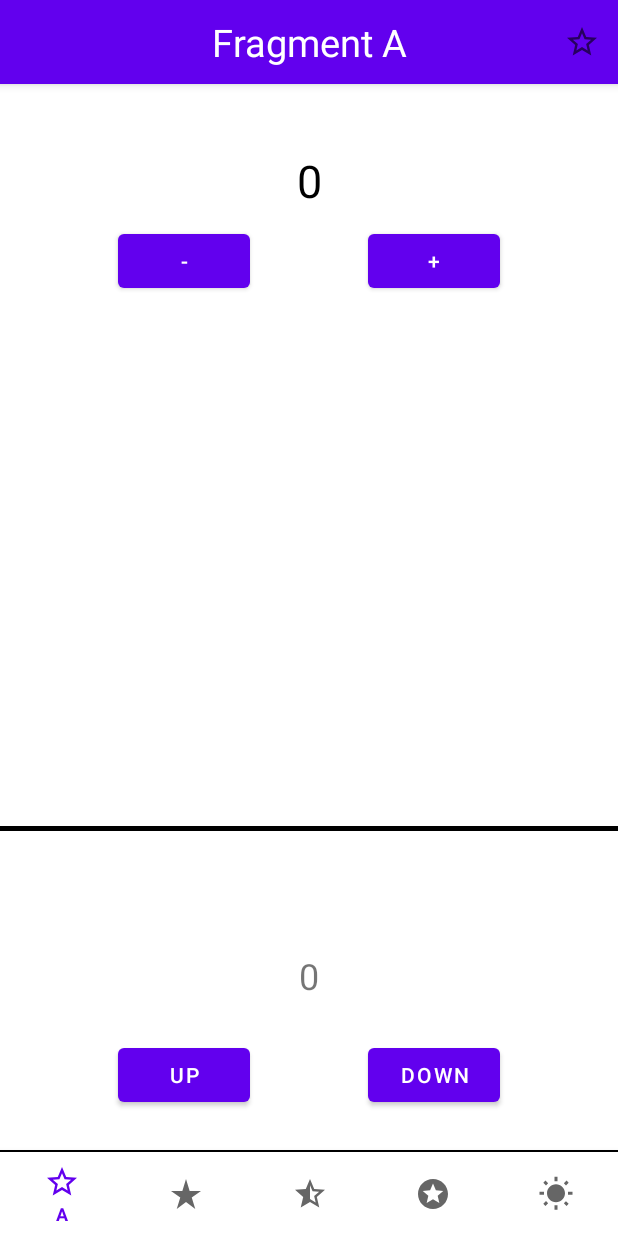
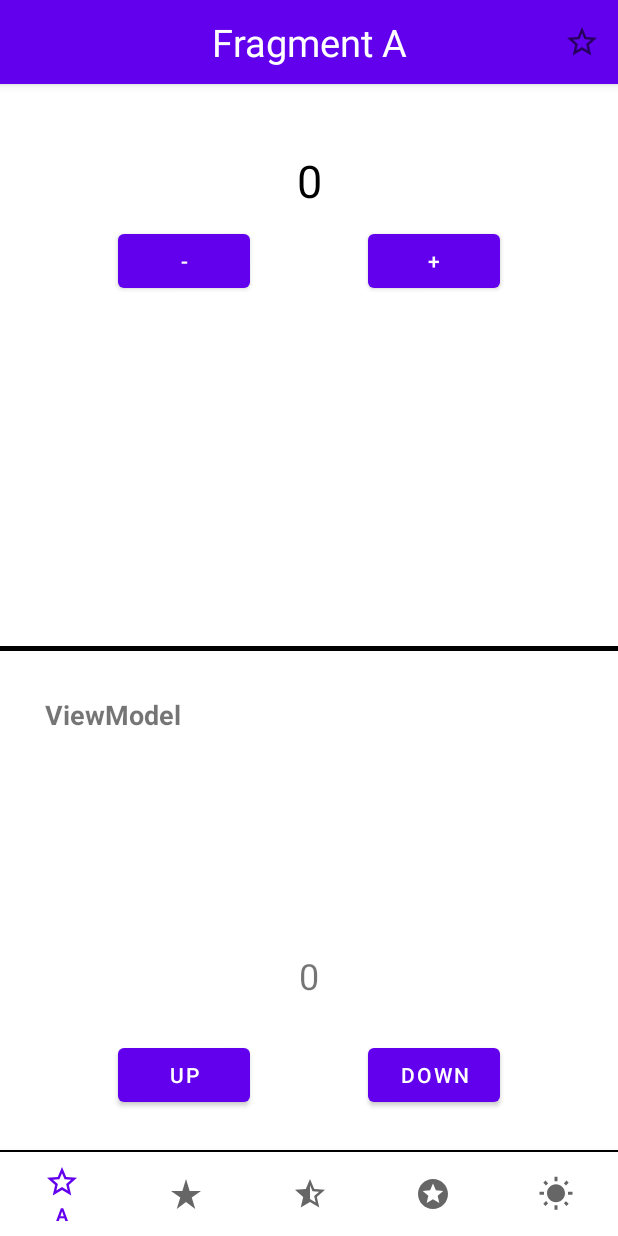
Before and after one commit to HYUNJUNEPARK/MVVM-Repository, an Android app: the screen it shows after launch (MainActivity), on a phone screen of 412 x 824 dp. Run offline under Robolectric (Android 15) with nearby library versions, the phone set to English and light mode, and no system bars; our stand-ins replace data binding.

Commit message:
modified codes of viewpager2 bottom navigation

```diff
--- a/ViewPager2/app/src/main/java/com/example/viewpager2_bottomnavigation/activitiy/MainActivity.kt
+++ b/ViewPager2/app/src/main/java/com/example/viewpager2_bottomnavigation/activitiy/MainActivity.kt
@@ -6,6 +6,7 @@ import android.view.MenuInflater
 import android.view.MenuItem
 import android.widget.Toast
 import androidx.appcompat.app.AppCompatActivity
+import androidx.databinding.DataBindingUtil
 import androidx.viewpager2.widget.ViewPager2
 import com.example.viewpager2_bottomnavigation.R
 import com.example.viewpager2_bottomnavigation.adapter.FragmentAdapter
@@ -13,14 +14,14 @@ import com.example.viewpager2_bottomnavigation.databinding.ActivityMainBinding
 import com.example.viewpager2_bottomnavigation.fragments.*
 
 class MainActivity : AppCompatActivity() {
-    private val binding by lazy { ActivityMainBinding.inflate(layoutInflater) }
+    private lateinit var binding: ActivityMainBinding
     companion object {
         const val TAG = "testLog"
     }
 
     override fun onCreate(savedInstanceState: Bundle?) {
         super.onCreate(savedInstanceState)
-        setContentView(binding.root)
+        binding = DataBindingUtil.setContentView(this, R.layout.activity_main)
         setSupportActionBar(binding.toolBar)
         supportActionBar?.setDisplayShowTitleEnabled(false)
 
@@ -56,11 +57,8 @@ class MainActivity : AppCompatActivity() {
 //fragment
     private fun initFragment() {
         val fragmentList = listOf(
-            FragmentA(),
-            FragmentB(),
-            FragmentC(),
-            FragmentD(),
-            FragmentE()
+            FragmentA(), FragmentB(), FragmentC(),
+            FragmentD(), FragmentE()
         )
         val adapter = FragmentAdapter(this)
         adapter.fragmentList = fragmentList
@@ -69,11 +67,8 @@ class MainActivity : AppCompatActivity() {
 
     private fun initLinkBottomNaviWithViewPager2() {
         val toolBarTitleList = listOf(
-            getString(R.string.fragment_a),
-            getString(R.string.fragment_b),
-            getString(R.string.fragment_c),
-            getString(R.string.fragment_d),
-            getString(R.string.fragment_e)
+            getString(R.string.fragment_a), getString(R.string.fragment_b), getString(R.string.fragment_c),
+            getString(R.string.fragment_d), getString(R.string.fragment_e)
         )
         binding.bottomNavigation.setOnItemSelectedListener { menuItem ->
             when(menuItem.itemId) {
--- a/ViewPager2/app/src/main/java/com/example/viewpager2_bottomnavigation/adapter/RecyclerAdapterE.kt
+++ b/ViewPager2/app/src/main/java/com/example/viewpager2_bottomnavigation/adapter/RecyclerAdapterE.kt
@@ -12,7 +12,7 @@ class RecyclerAdapterE(private val itemList: MutableList<String>) : RecyclerView
         return MyHolder(binding)
     }
 
-    inner class MyHolder(private val _binding: ItemFragmentEBinding) : RecyclerView.ViewHolder(_binding.root) {
+    inner class MyHolder(_binding: ItemFragmentEBinding) : RecyclerView.ViewHolder(_binding.root) {
         val binding = _binding
     }
 
--- /dev/null
+++ b/ViewPager2/app/src/main/java/com/example/viewpager2_bottomnavigation/fragments/BaseFragment.kt
@@ -0,0 +1,38 @@
+package com.june.musicstreaming.fragment
+
+import android.os.Bundle
+import android.util.Log
+import android.view.LayoutInflater
+import android.view.View
+import android.view.ViewGroup
+import androidx.annotation.LayoutRes
+import androidx.databinding.DataBindingUtil
+import androidx.databinding.ViewDataBinding
+import androidx.fragment.app.Fragment
+import com.example.viewpager2_bottomnavigation.activitiy.MainActivity.Companion.TAG
+
+abstract class BaseFragment<T: ViewDataBinding>(@LayoutRes private val layoutId: Int): Fragment() {
+    private var _binding: T? = null
+    protected val binding
+        get() = _binding!!
+
+    override fun onCreateView(inflater: LayoutInflater, container: ViewGroup?,savedInstanceState: Bundle?): View? {
+        _binding = DataBindingUtil.inflate(inflater, layoutId, container, false)
+        Log.d(TAG, "onCreateView: $binding")
+        return binding.root
+    }
+
+    override fun onViewCreated(view: View, savedInstanceState: Bundle?) {
+        super.onViewCreated(view, savedInstanceState)
+
+        initView()
+    }
+
+    override fun onDestroy() {
+        super.onDestroy()
+        Log.d(TAG, "onDestroy:  $binding")
+        _binding = null
+    }
+
+    protected open fun initView() { }
+}
--- a/ViewPager2/app/src/main/java/com/example/viewpager2_bottomnavigation/fragments/FragmentA.kt
+++ b/ViewPager2/app/src/main/java/com/example/viewpager2_bottomnavigation/fragments/FragmentA.kt
@@ -1,52 +1,33 @@
 package com.example.viewpager2_bottomnavigation.fragments
 
-import android.os.Bundle
-import android.util.Log
-import android.view.LayoutInflater
-import android.view.View
-import android.view.ViewGroup
-import androidx.fragment.app.Fragment
 import androidx.fragment.app.viewModels
-import com.example.viewpager2_bottomnavigation.activitiy.MainActivity.Companion.TAG
+import com.example.viewpager2_bottomnavigation.R
 import com.example.viewpager2_bottomnavigation.databinding.FragmentABinding
 import com.example.viewpager2_bottomnavigation.viewmodel.ViewModelA
+import com.june.musicstreaming.fragment.BaseFragment
 
-class FragmentA : Fragment() {
-    private var binding: FragmentABinding? = null
-    private val viewModel: ViewModelA by viewModels()
+class FragmentA : BaseFragment<FragmentABinding>(R.layout.fragment_a) {
+    private val viewModelA: ViewModelA by viewModels()
 
-    override fun onCreateView(inflater: LayoutInflater, container: ViewGroup?, savedInstanceState: Bundle?): View? {
-        val fragmentBinding = FragmentABinding.inflate(inflater, container, false)
-        binding = fragmentBinding
-        return fragmentBinding.root
-    }
+    override fun initView() {
+        super.initView()
 
-    override fun onViewCreated(view: View, savedInstanceState: Bundle?) {
-        super.onViewCreated(view, savedInstanceState)
-        Log.d(TAG, ">>>>>onCreateView: FragmentA")
-
-        binding?.lifecycleOwner = viewLifecycleOwner
-        binding?.viewModel = viewModel
+        binding.lifecycleOwner = viewLifecycleOwner
+        binding.viewModelA = viewModelA
 
         initComponents()
     }
 
-    override fun onDestroy() {
-        super.onDestroy()
-        Log.d(TAG, "onDestroy: FragmentA")
-        binding = null
-    }
-
-//Fragment Lifecycle 확인용
+//ViewModel 이 관리하고 있지 않음(Fragment Lifecycle 확인용)
     private fun initComponents() {
-        var currentValue = binding?.checkTextView?.text.toString().toInt()
-        binding?.checkPlusButton?.setOnClickListener {
+        var currentValue = binding.checkTextView.text.toString().toInt()
+        binding.checkPlusButton.setOnClickListener {
             currentValue += 1
-            binding?.checkTextView?.text = currentValue.toString()
+            binding.checkTextView.text = currentValue.toString()
         }
-        binding?.checkMinusButton?.setOnClickListener {
+        binding.checkMinusButton.setOnClickListener {
             currentValue -= 1
-            binding?.checkTextView?.text = currentValue.toString()
+            binding.checkTextView.text = currentValue.toString()
         }
     }
 }
--- a/ViewPager2/app/src/main/java/com/example/viewpager2_bottomnavigation/viewmodel/ViewModelA.kt
+++ b/ViewPager2/app/src/main/java/com/example/viewpager2_bottomnavigation/viewmodel/ViewModelA.kt
@@ -4,10 +4,8 @@ import androidx.lifecycle.LiveData
 import androidx.lifecycle.MutableLiveData
 import androidx.lifecycle.ViewModel
 
-
 class ViewModelA: ViewModel() {
     private val _currentValue = MutableLiveData<Int>()
-    private val _copyValue = MutableLiveData<Int>()
 
     val currentValue : LiveData<Int>
         get() = _currentValue
--- a/ViewPager2/app/src/main/java/com/example/viewpager2_bottomnavigation/viewmodel/ViewModelE.kt
+++ b/ViewPager2/app/src/main/java/com/example/viewpager2_bottomnavigation/viewmodel/ViewModelE.kt
@@ -5,11 +5,12 @@ import androidx.lifecycle.MutableLiveData
 import androidx.lifecycle.ViewModel
 
 class ViewModelE: ViewModel() {
+    //ItemListSize Observe and then notifyDataSetChanged()
     private val _currentItemListSize = MutableLiveData<Int>()
     val currentItemListSize: LiveData<Int>
         get() = _currentItemListSize
 
-    private var _itemList: MutableList<String> = mutableListOf<String>()
+    private var _itemList = mutableListOf<String>()
     val itemList: MutableList<String>
         get() = _itemList
 
--- a/ViewPager2/app/src/main/res/layout/fragment_a.xml
+++ b/ViewPager2/app/src/main/res/layout/fragment_a.xml
@@ -6,7 +6,7 @@
 
     <data>
         <variable
-            name="viewModel"
+            name="viewModelA"
             type="com.example.viewpager2_bottomnavigation.viewmodel.ViewModelA" />
     </data>
 
@@ -48,29 +48,39 @@
             android:id="@+id/div"
             android:layout_width="0dp"
             android:layout_height="3dp"
-            android:layout_marginBottom="80dp"
+            android:layout_marginBottom="200dp"
             android:background="@color/black"
             app:layout_constraintBottom_toTopOf="@id/currentNumberText"
             app:layout_constraintEnd_toEndOf="parent"
             app:layout_constraintStart_toStartOf="parent" />
 
         <TextView
+            android:layout_width="wrap_content"
+            android:layout_height="wrap_content"
+            android:layout_margin="30dp"
+            android:text="ViewModel"
+            android:textSize="18sp"
+            android:textStyle="bold"
+            app:layout_constraintStart_toStartOf="parent"
+            app:layout_constraintTop_toBottomOf="@id/div" />
+
+        <TextView
             android:id="@+id/currentNumberText"
             android:layout_width="wrap_content"
             android:layout_height="wrap_content"
-            android:text="@{Integer.toString(viewModel.currentValue)}"
+            android:layout_marginBottom="100dp"
+            android:text="@{Integer.toString(viewModelA.currentValue)}"
             android:textSize="24sp"
             app:layout_constraintBottom_toBottomOf="parent"
             app:layout_constraintEnd_toEndOf="parent"
             app:layout_constraintStart_toStartOf="parent"
-            android:layout_marginBottom="100dp"
             tools:text="0" />
 
         <Button
             android:id="@+id/plusButton"
             android:layout_width="wrap_content"
             android:layout_height="wrap_content"
-            android:onClick="@{() -> viewModel.updateValue(1)}"
+            android:onClick="@{() -> viewModelA.updateValue(1)}"
             android:text="UP"
             app:layout_constraintBottom_toBottomOf="parent"
             app:layout_constraintEnd_toStartOf="@id/minusButton"
@@ -81,7 +91,7 @@
             android:id="@+id/minusButton"
             android:layout_width="wrap_content"
             android:layout_height="wrap_content"
-            android:onClick="@{() -> viewModel.updateValue(2)}"
+            android:onClick="@{() -> viewModelA.updateValue(2)}"
             android:text="Down"
             app:layout_constraintBottom_toBottomOf="@id/plusButton"
             app:layout_constraintEnd_toEndOf="parent"
--- a/ViewPager2/app/src/main/res/layout/fragment_e.xml
+++ b/ViewPager2/app/src/main/res/layout/fragment_e.xml
@@ -7,7 +7,7 @@
     <data>
 
         <variable
-            name="viewModel"
+            name="viewModelE"
             type="com.example.viewpager2_bottomnavigation.viewmodel.ViewModelE" />
 
         <variable
@@ -46,7 +46,7 @@
                 android:id="@+id/minusButton"
                 android:layout_width="wrap_content"
                 android:layout_height="wrap_content"
-                android:onClick="@{() -> viewModel.subItem()}"
+                android:onClick="@{() -> viewModelE.subItem()}"
                 android:text="-"
                 android:textSize="50sp"
                 app:layout_constraintBottom_toBottomOf="parent"
@@ -58,7 +58,7 @@
                 android:id="@+id/plusButton"
                 android:layout_width="wrap_content"
                 android:layout_height="wrap_content"
-                android:onClick="@{() -> viewModel.addItem()}"
+                android:onClick="@{() -> viewModelE.addItem()}"
                 android:text="+"
                 android:textSize="50sp"
                 app:layout_constraintBottom_toBottomOf="parent"
```
Also changed, not shown: ViewPager2/app/src/main/java/com/example/viewpager2_bottomnavigation/fragments/FragmentB.kt (+2 -28 lines), ViewPager2/app/src/main/java/com/example/viewpager2_bottomnavigation/fragments/FragmentC.kt (+2 -29 lines), ViewPager2/app/src/main/java/com/example/viewpager2_bottomnavigation/fragments/FragmentD.kt (+3 -26 lines), ViewPager2/app/src/main/java/com/example/viewpager2_bottomnavigation/fragments/FragmentE.kt (+20 -52 lines).
